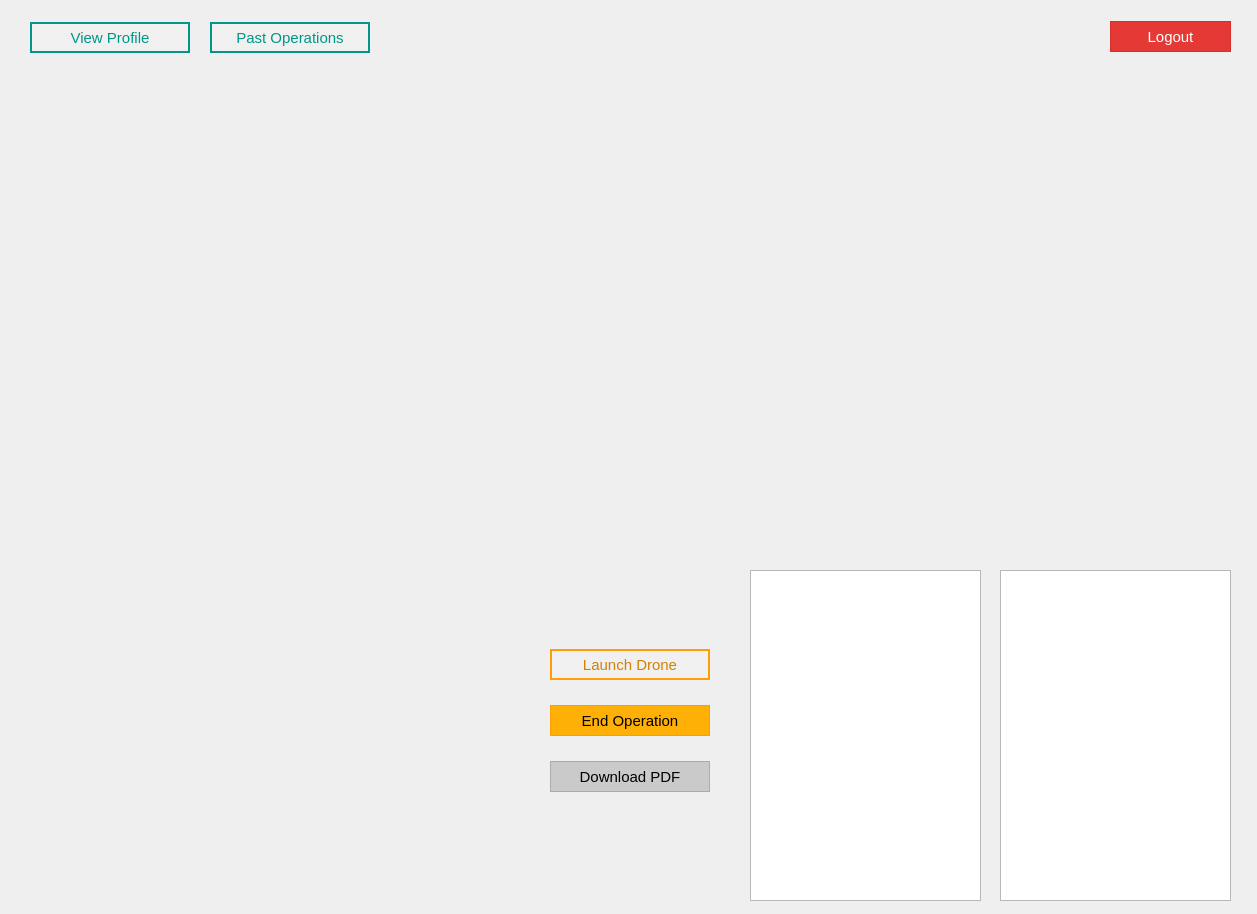
First picture: the form in Gui/Pilot/Homepage/Homepage.ui, repository whitePenumbra/SARdrone, before the edit.
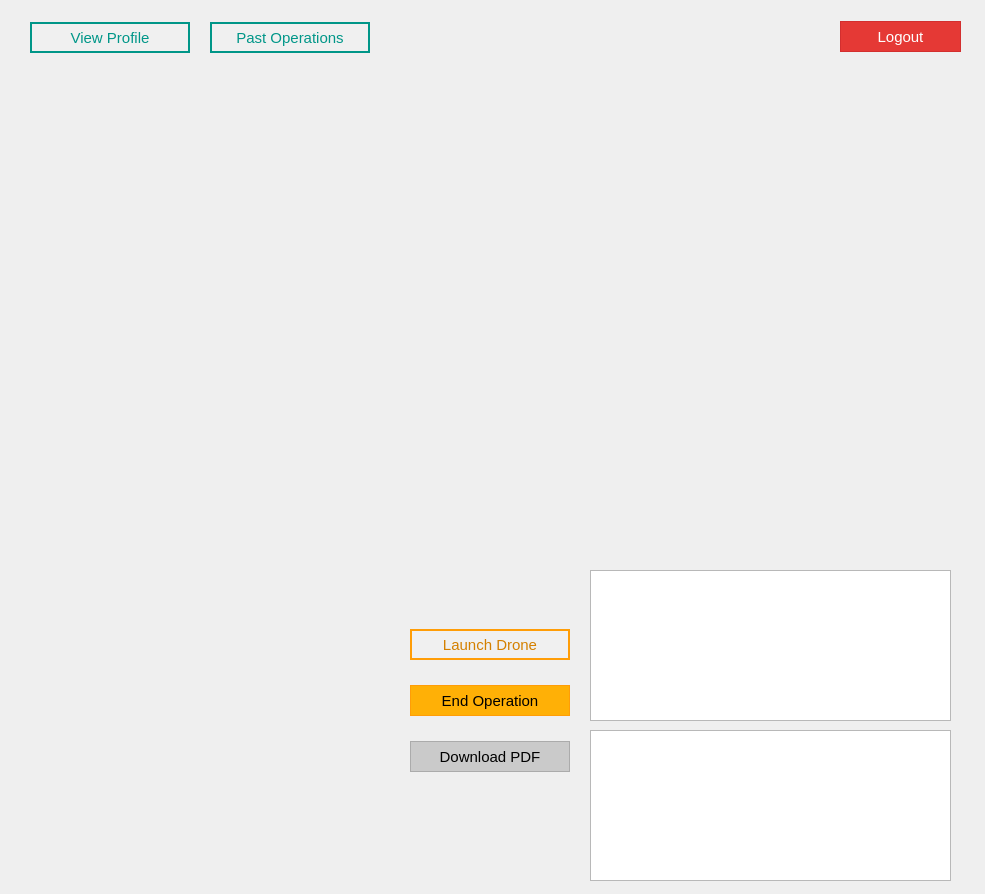
Second picture: the form after the edit. Icons and pictures are not drawn.

```diff
--- a/Gui/Pilot/Homepage/Homepage.ui
+++ b/Gui/Pilot/Homepage/Homepage.ui
@@ -6,10 +6,22 @@
    <rect>
     <x>0</x>
     <y>0</y>
-    <width>1257</width>
-    <height>914</height>
+    <width>985</width>
+    <height>894</height>
    </rect>
   </property>
+  <property name="minimumSize">
+   <size>
+    <width>985</width>
+    <height>894</height>
+   </size>
+  </property>
+  <property name="maximumSize">
+   <size>
+    <width>985</width>
+    <height>894</height>
+   </size>
+  </property>
   <property name="windowTitle">
    <string>AIDS – Home</string>
   </property>
@@ -21,7 +33,7 @@
    <widget class="QWidget" name="layoutWidget">
     <property name="geometry">
      <rect>
-      <x>870</x>
+      <x>600</x>
       <y>20</y>
       <width>361</width>
       <height>33</height>
@@ -202,21 +214,21 @@
    <widget class="QWidget" name="droneStream" native="true">
     <property name="geometry">
      <rect>
-      <x>30</x>
-      <y>80</y>
-      <width>1201</width>
+      <x>63</x>
+      <y>70</y>
+      <width>856</width>
       <height>480</height>
      </rect>
     </property>
     <property name="minimumSize">
      <size>
-      <width>1201</width>
+      <width>856</width>
       <height>480</height>
      </size>
     </property>
     <property name="maximumSize">
      <size>
-      <width>1201</width>
+      <width>856</width>
       <height>480</height>
      </size>
     </property>
@@ -226,28 +238,28 @@
      <rect>
       <x>30</x>
       <y>570</y>
-      <width>481</width>
-      <height>331</height>
+      <width>361</width>
+      <height>311</height>
      </rect>
     </property>
     <property name="minimumSize">
      <size>
-      <width>481</width>
-      <height>331</height>
+      <width>361</width>
+      <height>311</height>
      </size>
     </property>
     <property name="maximumSize">
      <size>
-      <width>481</width>
-      <height>331</height>
+      <width>361</width>
+      <height>16777215</height>
      </size>
     </property>
    </widget>
    <widget class="QWidget" name="layoutWidget">
     <property name="geometry">
      <rect>
-      <x>550</x>
-      <y>630</y>
+      <x>410</x>
+      <y>610</y>
       <width>162</width>
       <height>184</height>
      </rect>
@@ -400,44 +412,44 @@
    <widget class="QTextBrowser" name="droneConsole">
     <property name="geometry">
      <rect>
-      <x>750</x>
+      <x>590</x>
       <y>570</y>
-      <width>231</width>
-      <height>331</height>
+      <width>361</width>
+      <height>151</height>
      </rect>
     </property>
     <property name="minimumSize">
      <size>
-      <width>231</width>
-      <height>331</height>
+      <width>361</width>
+      <height>151</height>
      </size>
     </property>
     <property name="maximumSize">
      <size>
-      <width>231</width>
-      <height>331</height>
+      <width>361</width>
+      <height>151</height>
      </size>
     </property>
    </widget>
    <widget class="QTextBrowser" name="droneConsole_2">
     <property name="geometry">
      <rect>
-      <x>1000</x>
-      <y>570</y>
-      <width>231</width>
-      <height>331</height>
+      <x>590</x>
+      <y>730</y>
+      <width>361</width>
+      <height>151</height>
      </rect>
     </property>
     <property name="minimumSize">
      <size>
-      <width>231</width>
-      <height>331</height>
+      <width>361</width>
+      <height>151</height>
      </size>
     </property>
     <property name="maximumSize">
      <size>
-      <width>231</width>
-      <height>331</height>
+      <width>361</width>
+      <height>151</height>
      </size>
     </property>
    </widget>
```
Left out of the diff: 2 changed lines with no effect on the pictures.
